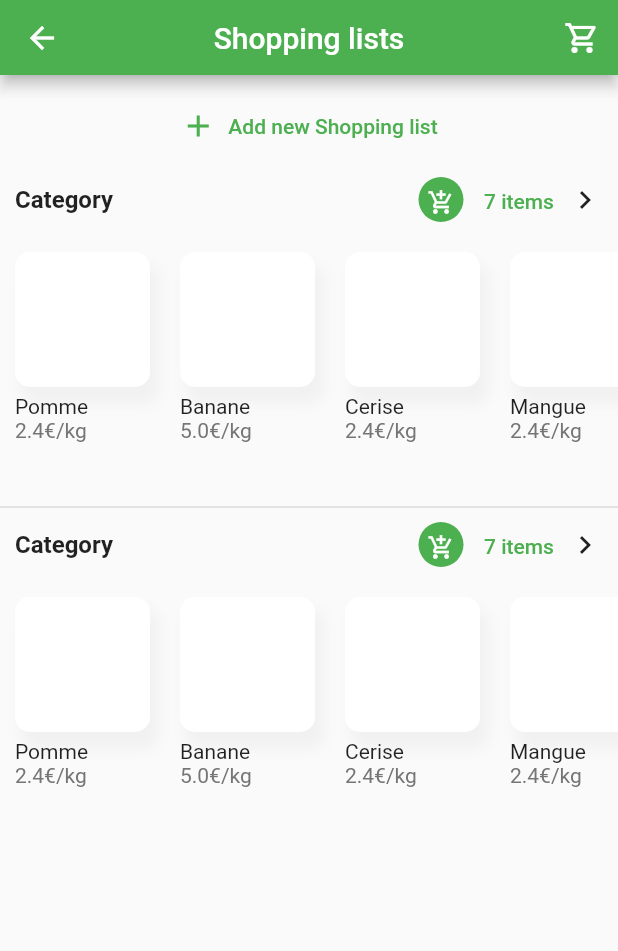
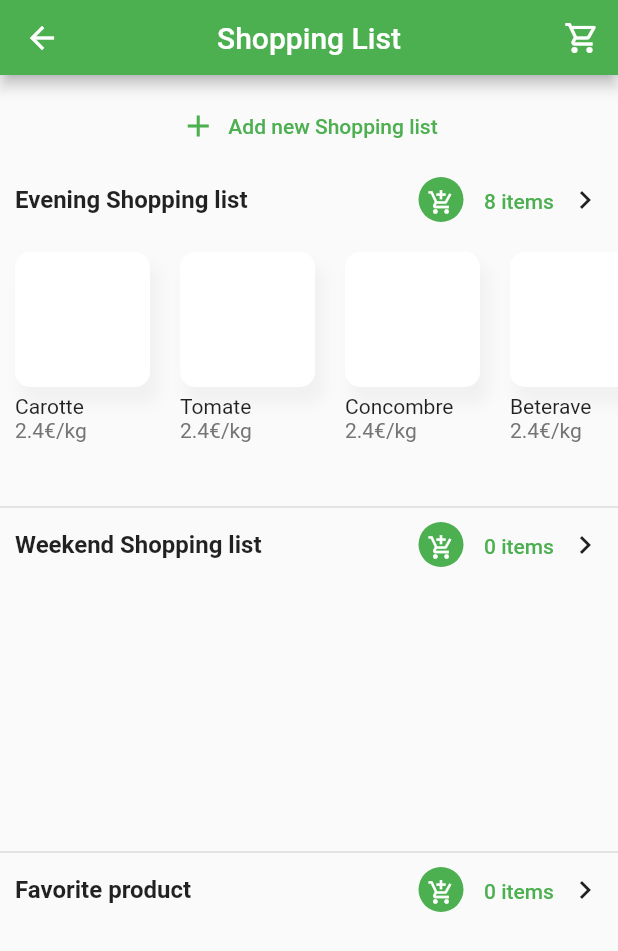
Before and after one commit to antoinebarbier022/app-marche-en-ligne, a Flutter app: the screen it shows after launch, after a tap on the "chevron right" icon, on a phone screen of 412 x 824 dp. Shown: the top 951 px of the screen. Run offline on Flutter 3.47's test engine with Material 2 defaults, Android fonts, the phone set to English and light mode, and no system bars; drawn by our look-alikes of badges; our stand-ins replace bloc, firebase_core, flutter_bloc; accounts and stored records are empty.

Commit message:
Première étape avec les shopping list (bloc) : affichage des shopping list dans home et affichage dans la page shopping list

```diff
--- /dev/null
+++ b/lib/buisness_logic/bloc/shopping_list_bloc.dart
@@ -0,0 +1,89 @@
+import 'package:app_market_online/data/models/_models.dart';
+import 'package:bloc/bloc.dart';
+import 'package:meta/meta.dart';
+
+part 'shopping_list_event.dart';
+part 'shopping_list_state.dart';
+
+/// Exemple de bloc pattern : https://bloclibrary.dev/#/fluttershoptutorial
+
+class ShoppingListBloc extends Bloc<ShoppingListEvent, ShoppingListState> {
+  //final ShopRepository shopRepository;
+
+  ShoppingListBloc()
+      : super(ShoppingListLoadSuccess([
+          ShoppingList("Evening Shopping list", [
+            Product("Carotte", 2.4, "Vegetables", "France"),
+            Product("Tomate", 2.4, "Vegetables", "France"),
+            Product("Concombre", 2.4, "Vegetables", "Espagne"),
+            Product("Beterave", 2.4, "Vegetables", "Espagne"),
+            Product("Avocat", 2.4, "Vegetables", "France"),
+            Product("Salade", 2.4, "Vegetables", "France"),
+            Product("Courgette", 2.4, "Vegetables", "France"),
+            Product("Poivron", 2.4, "Vegetables", "Espagne"),
+          ]),
+          ShoppingList("Weekend Shopping list", []),
+          ShoppingList("Favorite product", [])
+        ]));
+
+  @override
+  Stream<ShoppingListState> mapEventToState(ShoppingListEvent event) async* {
+    if (event is ShoppingListLoaded) {
+      yield* _mapShopLoadedToState();
+    } /*else if (event is ProductShoppingListAdded) {
+      yield* _mapItemAddedToState(event);
+    } else if (event is ProductShoppingListDeleted) {
+      yield* _mapItemDeletedToState(event);
+    }*/
+  }
+
+  Stream<ShoppingListState> _mapShopLoadedToState() async* {
+    final List<ShoppingList> list;
+    try {
+      list = List.from((state as ShoppingListLoadSuccess).list);
+      yield ShoppingListLoadSuccess(list);
+    } catch (_) {
+      yield ShoppingListLoadFailure();
+    }
+  }
+/*
+  Stream<ShoppingListState> _mapItemAddedToState(
+      ProductShoppingListAdded event) async* {
+    final List<Item> listItems;
+    // Si l'item est deja présent, on ne l'ajoute pas
+
+    if ((state as ShoppingListLoadSuccess)
+        .cart
+        .items
+        .any((item) => item.product.name == event.item.product.name)) {
+      print("L'item est déja dans le panier");
+      listItems = List.from((state as ShoppingListLoadSuccess).cart.items);
+    } else {
+      listItems = List.from((state as ShoppingListLoadSuccess).cart.items)
+        ..add(event.item);
+    }
+    final Cart updatedShop = Cart(listItems);
+    print(updatedShop.items);
+    yield ShoppingListLoadSuccess(updatedShop);
+    //_saveShoppingList(updatedShop);
+  }
+
+  Stream<ShoppingListState> _mapItemDeletedToState(
+      ProductShoppingListDeleted event) async* {
+    if (state is ShoppingListLoadSuccess) {
+      final List<Item> updatedShop = (state as ShoppingListLoadSuccess)
+          .cart
+          .items
+          .where((element) => element.product.name != event.product.name)
+          .toList();
+      yield ShoppingListLoadSuccess(Cart(updatedShop));
+      //_saveShoppingList(updatedShop);
+    }
+  }
+*/
+/*
+  Future _saveShoppingList(List<Product> shop) {
+    //return shopRepository.saveShop(shop.map((item) => item.toEntity()).toList(),);
+    return ;
+  }*/
+}
--- /dev/null
+++ b/lib/buisness_logic/bloc/shopping_list_event.dart
@@ -0,0 +1,63 @@
+part of 'shopping_list_bloc.dart';
+
+
+
+@immutable
+abstract class ShoppingListEvent {
+  const ShoppingListEvent();
+
+  List<Object> get props => [];
+}
+
+// All Shopping list chargé
+class ShoppingListLoaded extends ShoppingListEvent {
+final List<ShoppingList> list;
+
+  const ShoppingListLoaded(this.list);
+
+  @override
+  List<Object> get props => [list];
+
+}
+
+// Shopping list créée
+class ShoppingListAdded extends ShoppingListEvent {
+  final ShoppingList shoppingList;
+
+  const ShoppingListAdded(this.shoppingList);
+
+  @override
+  List<Object> get props => [shoppingList];
+
+  @override
+  String toString() => 'ShoppingListAdded { shopping list: ${shoppingList.name}}';
+}
+
+// Produit ajouté dans la shopping list
+class ProductShoppingListAdded extends ShoppingListEvent {
+  final Product product;
+
+  const ProductShoppingListAdded(this.product);
+
+  @override
+  List<Object> get props => [product];
+
+  @override
+  String toString() => 'ProductShoppingListAdded { product: ${product.name}}';
+}
+
+// Produit supprimé dans la shopping list
+class ProductShoppingListDeleted extends ShoppingListEvent {
+  final Product product;
+
+  const ProductShoppingListDeleted(this.product);
+
+  @override
+  List<Object> get props => [product];
+
+  @override
+  String toString() => 'ProductShoppingListDeleted { product: ${product.name}}';
+}
+
+// Suppression de la shopping liste
+class ShoppingListDeleted extends ShoppingListEvent {}
--- /dev/null
+++ b/lib/buisness_logic/bloc/shopping_list_state.dart
@@ -0,0 +1,33 @@
+part of 'shopping_list_bloc.dart';
+
+
+
+
+@immutable
+abstract class ShoppingListState {
+  const ShoppingListState();
+  @override
+  List<Object> get props => [];
+}
+
+// ShoppingListInitial
+class ShoppingListInitial extends ShoppingListState {}
+
+// ShoppingListLoadInProgress
+class ShoppingListLoadInProgress extends ShoppingListState {}
+
+// ShoppingListLoadSuccess
+class ShoppingListLoadSuccess extends ShoppingListState {
+  final List<ShoppingList> list;
+
+  const ShoppingListLoadSuccess(this.list);
+
+  @override
+  List<Object> get props => [list];
+
+  @override
+  String toString() => 'ShoppingListLoadSuccess';
+}
+
+// ShoppingListLoadFailure
+class ShoppingListLoadFailure extends ShoppingListState {}
--- a/lib/main.dart
+++ b/lib/main.dart
@@ -5,6 +5,7 @@ import 'package:flutter_bloc/flutter_bloc.dart';
 import 'buisness_logic/bloc/departement_bloc.dart';
 import 'buisness_logic/bloc/product_bloc.dart';
 import 'buisness_logic/bloc/shop_bloc.dart';
+import 'buisness_logic/bloc/shopping_list_bloc.dart';
 import 'config/theme.dart';
 import 'view/pages/_pages.dart';
 
@@ -25,14 +26,21 @@ class MyApp extends StatelessWidget {
   Widget build(BuildContext context) {
    return MultiBlocProvider(
       providers: [
+        // Product Bloc
         BlocProvider<ProductBloc>(
           create: (BuildContext context) => ProductBloc(),
         ),
+        // Departemnt Bloc
         BlocProvider<DepartementBloc>(
           create: (BuildContext context) => DepartementBloc(),
         ),
+        //Shop Bloc (cart)
         BlocProvider<ShopBloc>(
           create: (BuildContext context) => ShopBloc(),
+        ),
+        // ShoppingList Bloc
+        BlocProvider<ShoppingListBloc>(
+          create: (BuildContext context) => ShoppingListBloc(),
         ),
       ],
       child: MaterialApp(
--- a/lib/view/pages/_pages.dart
+++ b/lib/view/pages/_pages.dart
@@ -1,6 +1,7 @@
 import 'package:app_market_online/buisness_logic/bloc/departement_bloc.dart';
 import 'package:app_market_online/buisness_logic/bloc/product_bloc.dart';
 import 'package:app_market_online/buisness_logic/bloc/shop_bloc.dart';
+import 'package:app_market_online/buisness_logic/bloc/shopping_list_bloc.dart';
 import 'package:flutter/cupertino.dart';
 import 'package:flutter/material.dart';
 
--- a/lib/view/pages/home/home_page.dart
+++ b/lib/view/pages/home/home_page.dart
@@ -59,19 +59,26 @@ class HomePage extends StatelessWidget {
               ),
 
               // Affichage des shopping list de l'utilisateur
-              CollectionList(
+              BlocBuilder<ShoppingListBloc, ShoppingListState>(
+                builder: (context, state) {
+                  if (state is ShoppingListLoadSuccess) {
+                    return CollectionList(
                       id: '',
                       title: "Shopping List",
-                listShoppingList: list_shopping,
+                      listShoppingList: state.list,
                       link: ShoppingListsPage(
-                  title: 'Shopping lists',
+                        title: 'Shopping List',
                       ),
+                    );
+                  } else {
+                    return Container();
+                  }
+                },
               ),
 
               // Affichage des produits rangés par département (departement = catégorie général de produits)
               BlocBuilder<DepartementBloc, DepartementState>(
                 builder: (context, departementsState) {
-
                   // Si on n'as pas encore récupérer les différents departement existant
                   // On affiche un indicateur de chargement
                   if (departementsState is DepartementsLoading) {
@@ -81,7 +88,6 @@ class HomePage extends StatelessWidget {
                   } else if (departementsState is DepartementsLoaded) {
                     return BlocBuilder<ProductBloc, ProductState>(
                         builder: (context, productsState) {
-
                       // Si les produits ne sont pas encore chargé, on affiche l'indicateur de chargement
                       if (productsState is ProductsLoading) {
                         return const Center(child: CircularProgressIndicator());
@@ -112,11 +118,10 @@ class HomePage extends StatelessWidget {
                                       departement:
                                           departementsState.departements[index],
                                     ));
-                              }else{
+                              } else {
                                 // Il n'existe pas de produits dans le département, on n'affiche rien
                                 return Container();
                               }
-
                             },
                           ),
                         );
--- a/lib/view/pages/shoppingList/shopping_lists_page.dart
+++ b/lib/view/pages/shoppingList/shopping_lists_page.dart
@@ -4,27 +4,6 @@ class ShoppingListsPage extends StatelessWidget {
   ShoppingListsPage({Key? key, required this.title}) : super(key: key);
 
   final String title;
-
-  var list = [
-    [
-      Product("Pomme", 2.4, "Popular", "test"),
-    Product("Banane", 5,  "Popular", "test"),
-    Product("Cerise", 2.4,  "Popular", "test"),
-    Product("Mangue", 2.4,  "Popular", "test"),
-    Product("Carotte", 2.4,  "Vegetables", "test"),
-    Product("Tomate", 2.4,  "Vegetables", "test"),
-    Product("Orange", 2.4,  "Popular", "test")
-    ],
-    [
-      Product("Pomme", 2.4, "Popular", "test"),
-    Product("Banane", 5,  "Popular", "test"),
-    Product("Cerise", 2.4,  "Popular", "test"),
-    Product("Mangue", 2.4,  "Popular", "test"),
-    Product("Carotte", 2.4,  "Vegetables", "test"),
-    Product("Tomate", 2.4,  "Vegetables", "test"),
-    Product("Orange", 2.4,  "Popular", "test")
-    ]
-  ];
 
   @override
   Widget build(BuildContext context) {
@@ -37,10 +16,9 @@ class ShoppingListsPage extends StatelessWidget {
                 crossAxisAlignment: CrossAxisAlignment.center,
                 children: [
               Container(
-                width:double.infinity,
+                width: double.infinity,
                 padding: const EdgeInsets.all(10),
                 child: TextButton.icon(
-
                   icon: const Icon(Icons.add),
                   label: const Text("Add new Shopping list"),
                   onPressed: () => showDialog<String>(
@@ -50,19 +28,22 @@ class ShoppingListsPage extends StatelessWidget {
                   ),
                 ),
               ),
-              SizedBox(
+              BlocBuilder<ShoppingListBloc, ShoppingListState>(
+                builder: (context, state) {
+                  if (state is ShoppingListLoadSuccess) {
+                    return SizedBox(
                       child: ListView.separated(
                         physics: const NeverScrollableScrollPhysics(),
                         shrinkWrap: true,
-                  itemCount: list.length,
+                        itemCount: state.list.length,
                         itemBuilder: (BuildContext context, int index) {
                           return CollectionList(
                               id: '',
                               isShopingList: true,
-                        title: "Category",
-                        listProduct: list[index],
+                              title: state.list[index].name,
+                              listProduct: state.list[index].products,
                               link: ShoppingListDetailsPage(
-                          title: 'Category',
+                                title: state.list[index].name,
                               ));
                         },
                         separatorBuilder: (BuildContext context, int index) {
@@ -72,6 +53,11 @@ class ShoppingListsPage extends StatelessWidget {
                           );
                         },
                       ),
+                    );
+                  }else{
+                    return const Text("Is Empty");
+                  }
+                },
               ),
             ])));
   }
--- a/lib/view/widgets/list_widget.dart
+++ b/lib/view/widgets/list_widget.dart
@@ -6,7 +6,7 @@ class CollectionList extends StatelessWidget {
   final Widget link;
   final bool isShopingList;
   final List<Product> listProduct; // liste des produits
-  final List<Shopping> listShoppingList; // liste des listes de shopping
+  final List<ShoppingList> listShoppingList; // liste des listes de shopping
 
   CollectionList(
       {Key? key,
@@ -99,9 +99,9 @@ class CollectionList extends StatelessWidget {
             itemBuilder: (context, index) {
               if (listShoppingList.isNotEmpty) {
                 return ShoppingItem(
-                  title: listShoppingList[index].title,
+                  title: listShoppingList[index].name,
                   color: Theme.of(context).primaryColorLight,
-                  nbItem: listShoppingList[index].nbItem,
+                  nbItem: listShoppingList[index].products.length,
                 );
               } else {
                 return ProductItem(
```
Lines whose indentation alone changed are shown as unchanged.
